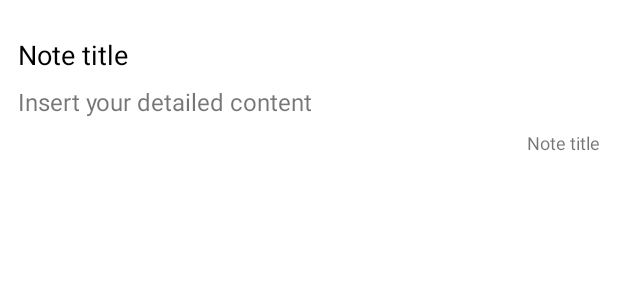
After one commit to Amelhot/And1ProjectApp, an Android app: the layout recycler_notes.xml on its own in the app's theme, with its tools: preview values and no code run, on a phone screen of 412 x 824 dp. The commit adds this screen. Shown: the top 300 px of the screen. Run offline under Robolectric (Android 15) with nearby library versions, the phone set to English and light mode, and no system bars.

Commit message:
Added a recyclerView to show all notes that are in Firebase database

```diff
--- a/app/build.gradle
+++ b/app/build.gradle
@@ -36,6 +36,7 @@ dependencies {
     implementation 'androidx.constraintlayout:constraintlayout:2.1.4'
     implementation 'com.google.firebase:firebase-auth:21.1.0'
     implementation 'com.google.firebase:firebase-firestore:24.4.1'
+    implementation 'com.firebaseui:firebase-ui-firestore:8.0.2'
     testImplementation 'junit:junit:4.13.2'
     androidTestImplementation 'androidx.test.ext:junit:1.1.4'
     androidTestImplementation 'androidx.test.espresso:espresso-core:3.5.0'
--- /dev/null
+++ b/app/src/main/res/drawable/menu_btn.xml
@@ -0,0 +1,5 @@
+<vector android:height="24dp" android:tint="#000000"
+    android:viewportHeight="24" android:viewportWidth="24"
+    android:width="24dp" xmlns:android="http://schemas.android.com/apk/res/android">
+    <path android:fillColor="@android:color/white" android:pathData="M3,18h18v-2L3,16v2zM3,13h18v-2L3,11v2zM3,6v2h18L21,6L3,6z"/>
+</vector>
--- /dev/null
+++ b/app/src/main/res/layout/recycler_notes.xml
@@ -0,0 +1,40 @@
+<?xml version="1.0" encoding="utf-8"?>
+<LinearLayout xmlns:android="http://schemas.android.com/apk/res/android"
+    android:layout_width="match_parent"
+    android:layout_height="wrap_content"
+    android:padding="12dp"
+    android:layout_marginVertical="8dp"
+    android:backgroundTint="@color/white"
+    android:background="@drawable/rounded_corner"
+    android:orientation="vertical">
+
+    <TextView
+        android:layout_width="match_parent"
+        android:layout_height="wrap_content"
+        android:text="Note title"
+        android:id="@+id/noteTitleTextView"
+        android:textColor="@color/black"
+        android:textSize="18sp"
+        android:layout_marginVertical="4dp"/>
+
+    <TextView
+        android:layout_width="match_parent"
+        android:layout_height="wrap_content"
+        android:text="Insert your detailed content"
+        android:id="@+id/noteContentTextView"
+        android:textSize="16sp"
+        android:maxLines="2"
+        android:ellipsize="end"
+        android:layout_marginVertical="4dp"/>
+
+
+    <TextView
+        android:layout_width="match_parent"
+        android:layout_height="wrap_content"
+        android:text="Note title"
+        android:gravity="right"
+        android:textSize="12sp"
+        android:id="@+id/noteTimestampTextView"
+        android:layout_marginVertical="4dp"/>
+
+</LinearLayout>
```
Also changed, not shown: app/src/main/java/com/example/smartnoteapp/MainActivity.java (+56 -0 lines), app/src/main/java/com/example/smartnoteapp/NotesAdapter.java (added, +49 -0 lines), app/src/main/java/com/example/smartnoteapp/Utility.java (+8 -0 lines), app/src/main/res/layout/activity_main.xml (+33 -0 lines).
